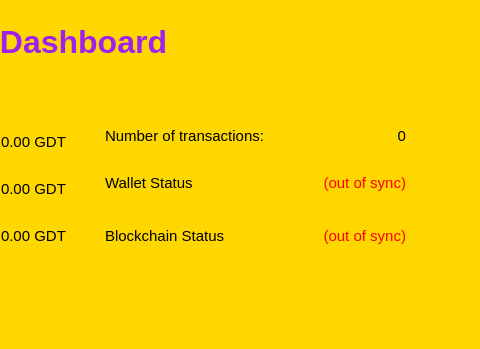
sdmathis/golddust, file src/qt/forms/overviewpage.ui: the form before one commit; both pictures show x 313 to 793 and y 0 to 349 of the 793 by 534 pixel window.
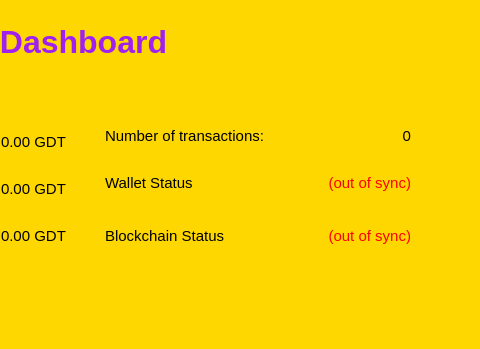
The form after the commit. Icons and pictures are not drawn.

Patch:
```diff
--- a/src/qt/forms/overviewpage.ui
+++ b/src/qt/forms/overviewpage.ui
@@ -277,7 +277,7 @@
           <rect>
            <x>9</x>
            <y>29</y>
-           <width>301</width>
+           <width>306</width>
            <height>141</height>
           </rect>
          </property>
```
